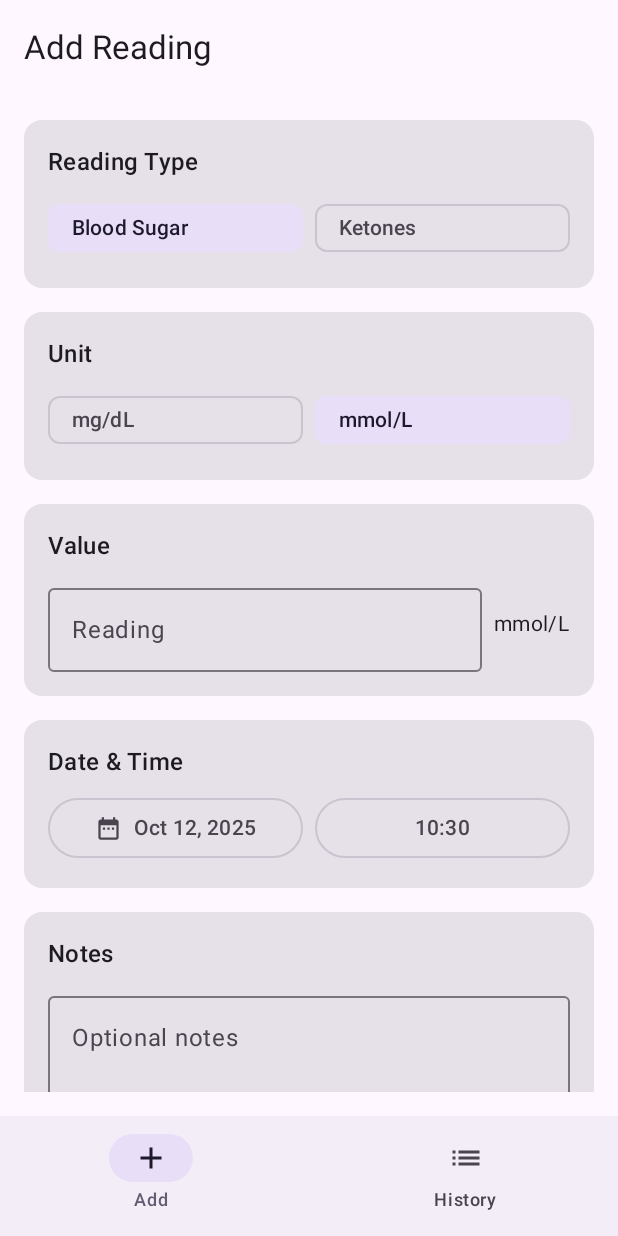
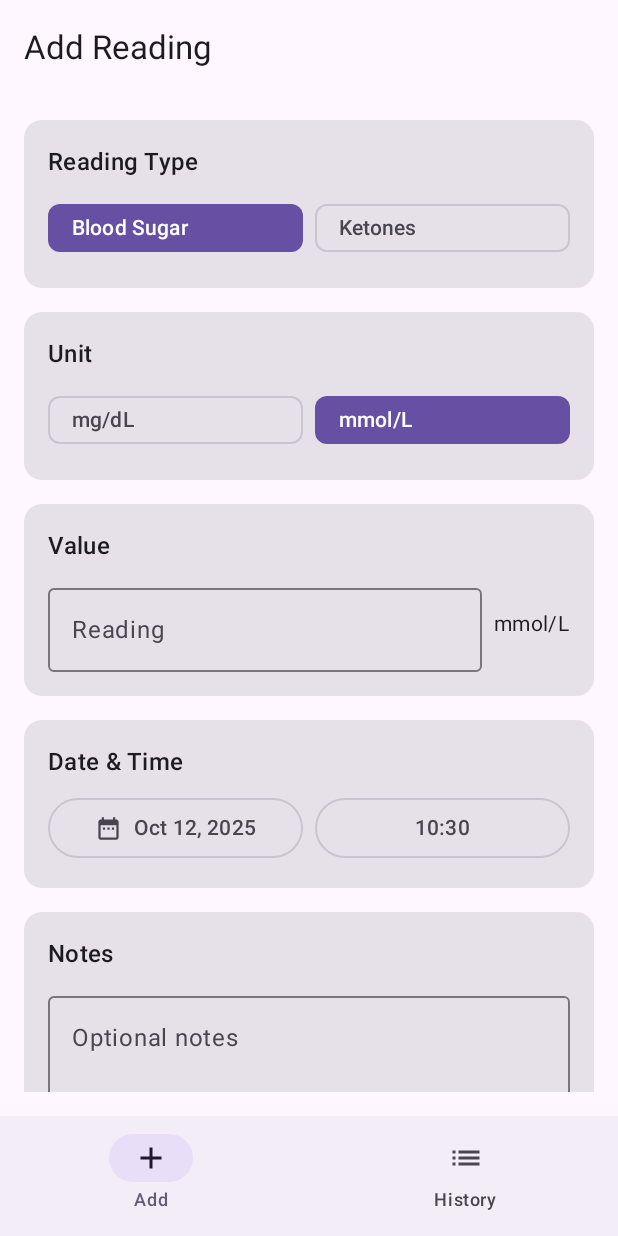
Before and after one commit to paulharvey2012/BloodSugarApp, an Android app built with Jetpack Compose: the screen it shows after launch (MainActivity), after a tap on "Blood Sugar", on a phone screen of 412 x 824 dp. Run offline under Robolectric (Android 15) with nearby library versions, the phone set to English and light mode, and no system bars; our stand-ins replace Room's generated code.

Commit message:
Add version footer and update versioning in build.gradle
- Introduced VersionFooter component to display app version on Add and History screens.
- Updated versionCode to 2 and versionName to 1.0.1 in build.gradle for version management.
- Enhanced FilterChip colors for better UI consistency.

```diff
--- a/app/build.gradle
+++ b/app/build.gradle
@@ -12,13 +12,17 @@ android {
         applicationId "com.bloodsugar.app"
         minSdk 24
         targetSdk 34
-        versionCode 1
-        versionName "1.0"
+        versionCode 2
+        versionName "1.0.1"
 
         testInstrumentationRunner "androidx.test.runner.AndroidJUnitRunner"
         vectorDrawables {
             useSupportLibrary true
         }
+
+        // Make version name accessible in code
+        buildConfigField "String", "VERSION_NAME", "\"${versionName}\""
+        buildConfigField "int", "VERSION_CODE", "${versionCode}"
     }
 
     buildTypes {
@@ -36,6 +40,7 @@ android {
     }
     buildFeatures {
         compose true
+        buildConfig true
     }
     composeOptions {
         kotlinCompilerExtensionVersion '1.5.4'
--- a/app/src/main/java/com/bloodsugar/app/ui/AddReadingScreen.kt
+++ b/app/src/main/java/com/bloodsugar/app/ui/AddReadingScreen.kt
@@ -11,6 +11,7 @@ import androidx.compose.ui.Alignment
 import androidx.compose.ui.Modifier
 import androidx.compose.ui.text.input.KeyboardType
 import androidx.compose.ui.unit.dp
+import com.bloodsugar.app.ui.components.VersionFooter
 import java.text.SimpleDateFormat
 import java.util.*
 
@@ -131,7 +132,11 @@ fun AddReadingScreen(viewModel: ReadingViewModel) {
                             },
                             label = { Text("Blood Sugar") },
                             selected = selectedType == 0,
-                            modifier = Modifier.weight(1f)
+                            modifier = Modifier.weight(1f),
+                            colors = FilterChipDefaults.filterChipColors(
+                                selectedContainerColor = MaterialTheme.colorScheme.primary,
+                                selectedLabelColor = MaterialTheme.colorScheme.onPrimary
+                            )
                         )
                         FilterChip(
                             onClick = {
@@ -140,7 +145,11 @@ fun AddReadingScreen(viewModel: ReadingViewModel) {
                             },
                             label = { Text("Ketones") },
                             selected = selectedType == 1,
-                            modifier = Modifier.weight(1f)
+                            modifier = Modifier.weight(1f),
+                            colors = FilterChipDefaults.filterChipColors(
+                                selectedContainerColor = MaterialTheme.colorScheme.primary,
+                                selectedLabelColor = MaterialTheme.colorScheme.onPrimary
+                            )
                         )
                     }
                 }
@@ -169,13 +178,21 @@ fun AddReadingScreen(viewModel: ReadingViewModel) {
                                 onClick = { selectedUnit = "mg/dL" },
                                 label = { Text("mg/dL") },
                                 selected = selectedUnit == "mg/dL",
-                                modifier = Modifier.weight(1f)
+                                modifier = Modifier.weight(1f),
+                                colors = FilterChipDefaults.filterChipColors(
+                                    selectedContainerColor = MaterialTheme.colorScheme.primary,
+                                    selectedLabelColor = MaterialTheme.colorScheme.onPrimary
+                                )
                             )
                             FilterChip(
                                 onClick = { selectedUnit = "mmol/L" },
                                 label = { Text("mmol/L") },
                                 selected = selectedUnit == "mmol/L",
-                                modifier = Modifier.weight(1f)
+                                modifier = Modifier.weight(1f),
+                                colors = FilterChipDefaults.filterChipColors(
+                                    selectedContainerColor = MaterialTheme.colorScheme.primary,
+                                    selectedLabelColor = MaterialTheme.colorScheme.onPrimary
+                                )
                             )
                         }
                     }
@@ -319,5 +336,11 @@ fun AddReadingScreen(viewModel: ReadingViewModel) {
                 Text("Save")
             }
         }
+
+        // Footer
+        item {
+            Spacer(modifier = Modifier.height(32.dp))
+            VersionFooter()
+        }
     }
 }
--- a/app/src/main/java/com/bloodsugar/app/ui/HistoryScreen.kt
+++ b/app/src/main/java/com/bloodsugar/app/ui/HistoryScreen.kt
@@ -15,6 +15,7 @@ import androidx.compose.ui.text.font.FontWeight
 import androidx.compose.ui.unit.dp
 import androidx.lifecycle.compose.collectAsStateWithLifecycle
 import com.bloodsugar.app.data.Reading
+import com.bloodsugar.app.ui.components.VersionFooter
 import java.text.SimpleDateFormat
 import java.util.*
 
@@ -66,6 +67,12 @@ fun HistoryScreen(viewModel: ReadingViewModel) {
                     viewModel.deleteReading(reading)
                 }
             )
+        }
+
+        // Footer
+        item {
+            Spacer(modifier = Modifier.height(8.dp))
+            VersionFooter()
         }
     }
 }
--- /dev/null
+++ b/app/src/main/java/com/bloodsugar/app/ui/components/VersionFooter.kt
@@ -0,0 +1,30 @@
+package com.bloodsugar.app.ui.components
+
+import androidx.compose.foundation.layout.Box
+import androidx.compose.foundation.layout.fillMaxWidth
+import androidx.compose.foundation.layout.padding
+import androidx.compose.material3.MaterialTheme
+import androidx.compose.material3.Text
+import androidx.compose.runtime.Composable
+import androidx.compose.ui.Alignment
+import androidx.compose.ui.Modifier
+import androidx.compose.ui.text.style.TextAlign
+import androidx.compose.ui.unit.dp
+import com.bloodsugar.app.BuildConfig
+
+@Composable
+fun VersionFooter(modifier: Modifier = Modifier) {
+    Box(
+        modifier = modifier
+            .fillMaxWidth()
+            .padding(16.dp),
+        contentAlignment = Alignment.Center
+    ) {
+        Text(
+            text = "v${BuildConfig.VERSION_NAME}",
+            style = MaterialTheme.typography.bodySmall,
+            color = MaterialTheme.colorScheme.onSurfaceVariant,
+            textAlign = TextAlign.Center
+        )
+    }
+}
```
Also changed, not shown: 2 other files.
